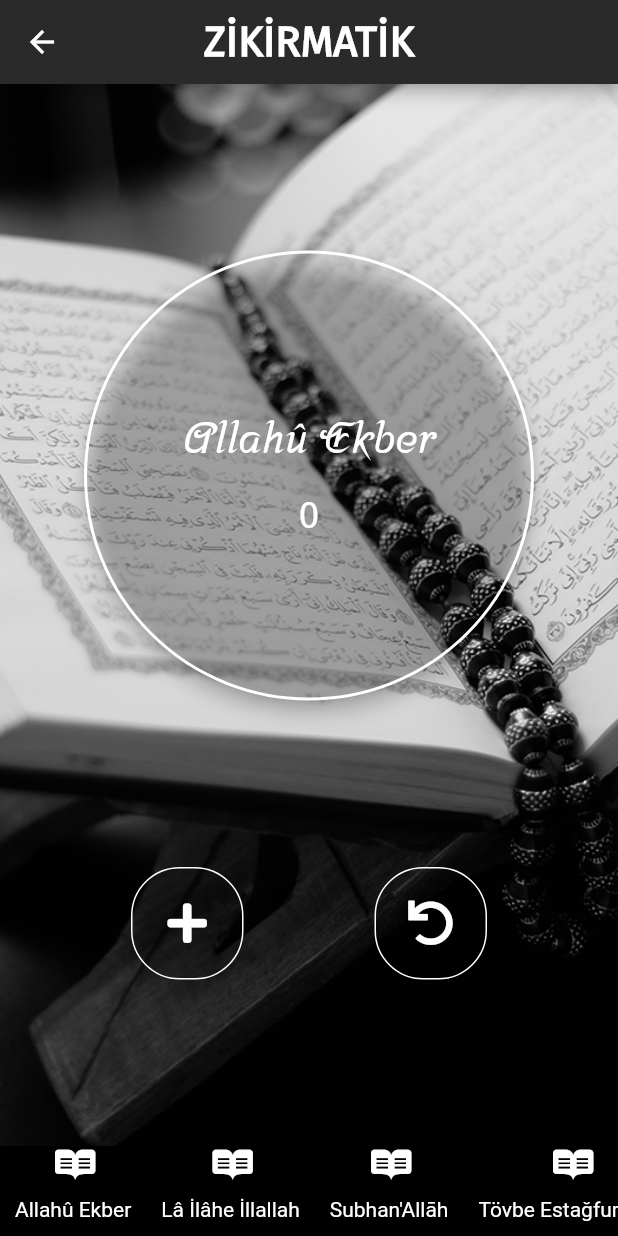
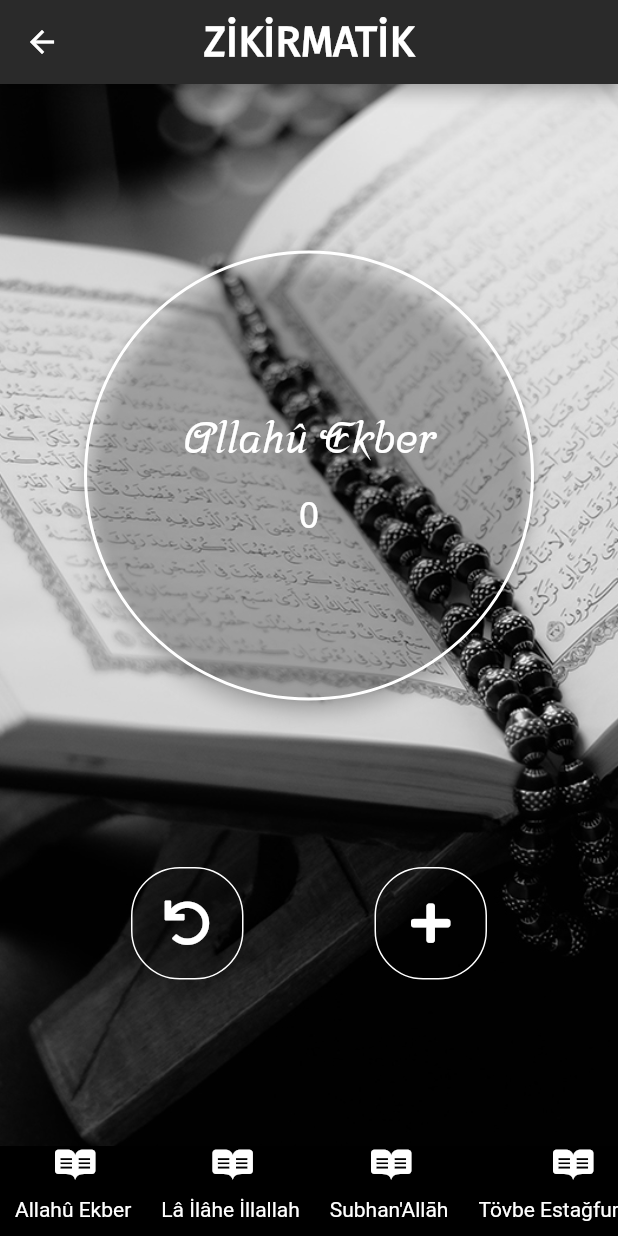
Before and after one commit to Bucerella/DuaApp, a Flutter app: the ZikirMatik screen opened directly, on a phone screen of 412 x 824 dp. Run offline on Flutter 3.47's test engine with Material 2 defaults, Android fonts, the phone set to English and light mode, and no system bars; our stand-ins replace font_awesome_flutter, shared_preferences; accounts and stored records are empty.

Commit message:
Changed indicator color and Zikirmatik and Json to miko

```diff
--- a/lib/screen/namaz_kilinisi/besvakit.dart
+++ b/lib/screen/namaz_kilinisi/besvakit.dart
@@ -25,7 +25,10 @@ class _BestVakitNamazlarState extends State<BestVakitNamazlar> with SingleTicker
       appBar: AppBar(
         backgroundColor: Color(0xFF46A98C),
         title: Text("BEŞ VAKİT NAMAZLAR"),
-        bottom: TabBar(isScrollable: true,controller: _tabController,tabs: [
+        bottom: TabBar(
+            labelPadding: EdgeInsets.all(10),
+            indicatorColor: Colors.white,
+            isScrollable: true,controller: _tabController,tabs: [
           Text("Sabah Namazı"),
           Text("Öğle Namazı"),
           Text("İkindi Namazı"),
--- a/lib/screen/zikirmatik.dart
+++ b/lib/screen/zikirmatik.dart
@@ -114,6 +114,32 @@ class _ZikirMatikState extends State<ZikirMatik> {
                   borderRadius: BorderRadius.circular(32.5),
                   color: Colors.transparent,
                   child: InkWell(
+                    borderRadius: BorderRadius.circular(32.5),
+                    onTap: () {
+                      zikirSayac[selectedZikirItem] = 0;
+                      _saveData(selectedZikirItem);
+                      setState(() {});
+                    },
+                    child: Container(
+                      height: 75,
+                      width: 75,
+                      decoration: BoxDecoration(
+                          borderRadius: BorderRadius.circular(32.5),
+                          border: Border.all(color: Colors.white)),
+                      child: Icon(
+                        FontAwesomeIcons.undo,
+                        color: Colors.white,
+                        size: 30,
+                      ),
+                    ),
+                  ),
+                ),
+                Material(
+                  elevation: 5,
+                  borderRadius: BorderRadius.circular(32.5),
+                  color: Colors.transparent,
+                  child: InkWell(
+                    borderRadius: BorderRadius.circular(32.5),
                     onTap: () {
                       zikirSayac[selectedZikirItem]++;
                       _saveData(selectedZikirItem);
@@ -133,30 +159,7 @@ class _ZikirMatikState extends State<ZikirMatik> {
                     ),
                   ),
                 ),
-                Material(
-                  elevation: 5,
-                  borderRadius: BorderRadius.circular(32.5),
-                  color: Colors.transparent,
-                  child: InkWell(
-                    onTap: () {
-                      zikirSayac[selectedZikirItem] = 0;
-                      _saveData(selectedZikirItem);
-                      setState(() {});
-                    },
-                    child: Container(
-                      height: 75,
-                      width: 75,
-                      decoration: BoxDecoration(
-                          borderRadius: BorderRadius.circular(32.5),
-                          border: Border.all(color: Colors.white)),
-                      child: Icon(
-                        FontAwesomeIcons.undo,
-                        color: Colors.white,
-                        size: 30,
-                      ),
-                    ),
-                  ),
-                ),
+
               ],
             ),
           ],
```
Also changed, not shown: lib/api/api.dart (+6 -6 lines), lib/screen/namaz_kilinisi/bayramnamazi.dart (+8 -6 lines).
